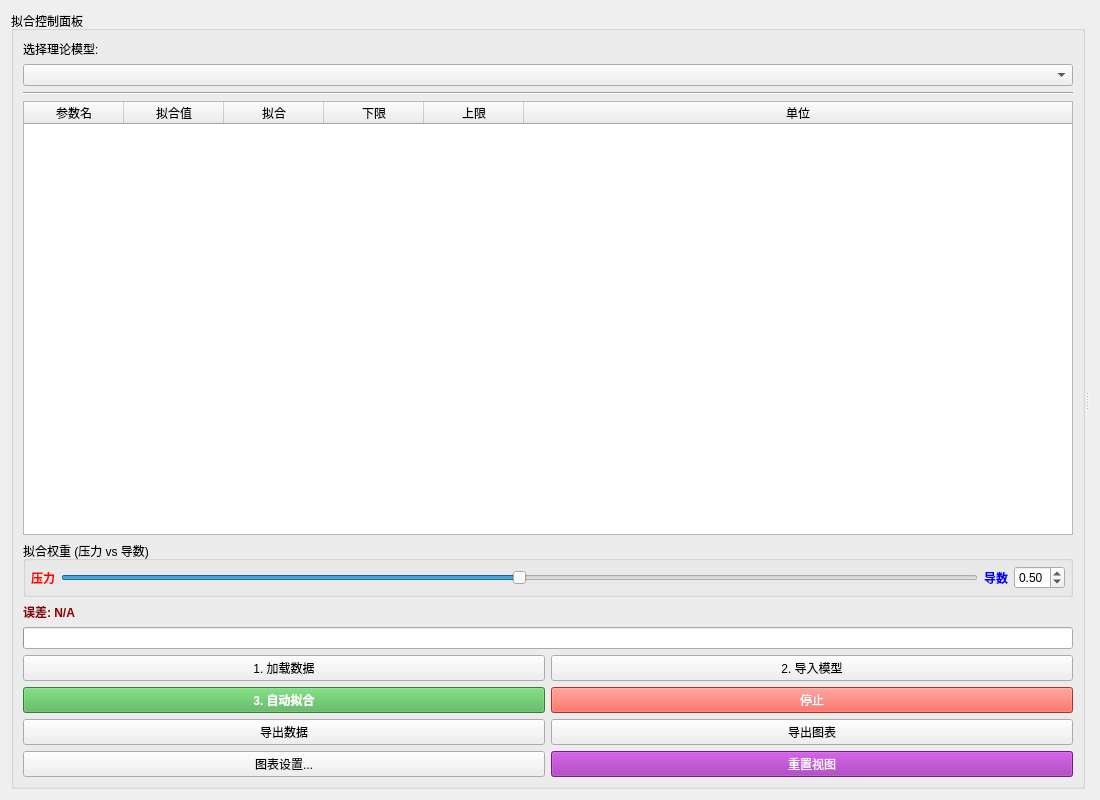
Qt form fittingwidget.ui (Luqinghao1/WT1217D) before a commit.
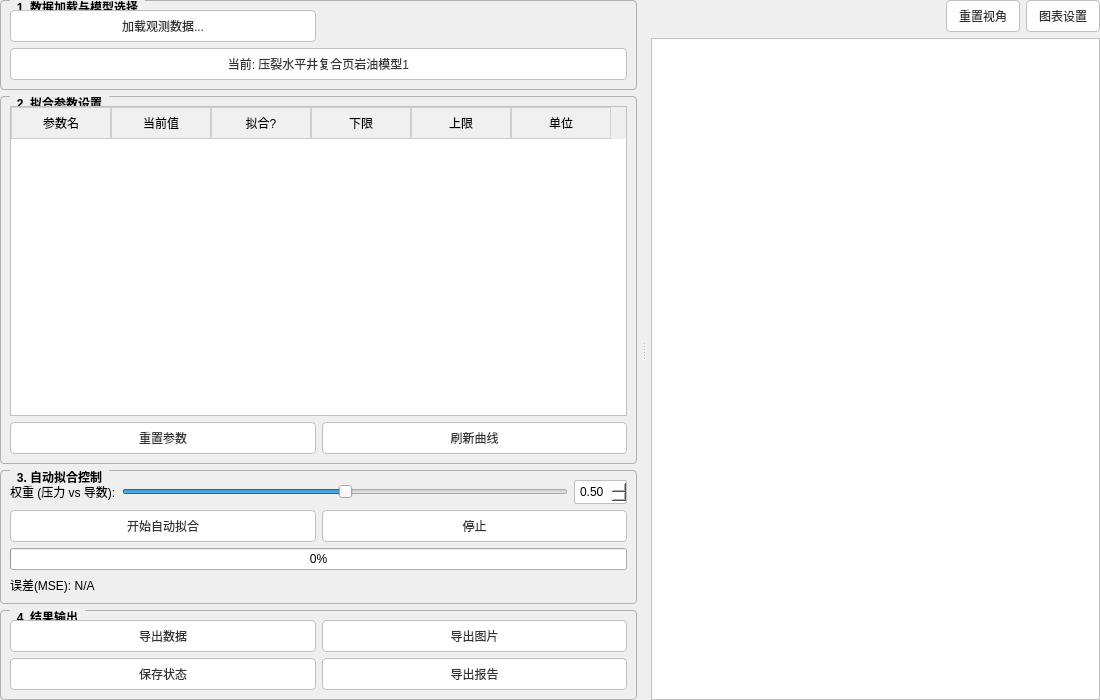
The same form after that commit.

What changed in the file:
```diff
--- a/fittingwidget.ui
+++ b/fittingwidget.ui
@@ -7,52 +7,154 @@
     <x>0</x>
     <y>0</y>
     <width>1100</width>
-    <height>800</height>
+    <height>700</height>
    </rect>
   </property>
   <property name="windowTitle">
    <string>自动拟合分析</string>
   </property>
-  <layout class="QHBoxLayout" name="horizontalLayout">
-   <item>
-    <widget class="QSplitter" name="splitter">
-     <property name="orientation">
-      <enum>Qt::Horizontal</enum>
-     </property>
-     <widget class="QGroupBox" name="groupBox_Control">
-      <property name="title">
-       <string>拟合控制面板</string>
+  <property name="styleSheet">
+   <string notr="true">/* 全局设置：强制黑色字体，白色背景，微软雅黑 */
+QWidget {
+    color: #000000;
+    font-family: &quot;Microsoft YaHei&quot;, &quot;Segoe UI&quot;, sans-serif;
+    font-size: 9pt;
+}
+
+/* 分组框样式 */
+QGroupBox {
+    border: 1px solid #b0b0b0;
+    border-radius: 4px;
+    margin-top: 2.5ex; /* 为标题留出空间 */
+    font-weight: bold;
+    color: #000000;
+}
+QGroupBox::title {
+    subcontrol-origin: margin;
+    subcontrol-position: top left;
+    left: 10px;
+    padding: 0 5px;
+    color: #000000;
+}
+
+/* 现代化按钮样式 */
+QPushButton {
+    background-color: #ffffff;
+    border: 1px solid #c0c0c0;
+    border-radius: 4px;
+    padding: 6px 12px;
+    color: #333333;
+}
+QPushButton:hover {
+    background-color: #f2f2f2;
+    border-color: #a0a0a0;
+    color: #000000;
+}
+QPushButton:pressed {
+    background-color: #e0e0e0;
+    border-color: #808080;
+}
+QPushButton:disabled {
+    background-color: #f9f9f9;
+    color: #a0a0a0;
+    border-color: #e0e0e0;
+}
+
+/* 表格样式 */
+QTableWidget {
+    gridline-color: #d0d0d0;
+    selection-background-color: #e0ebf5;
+    selection-color: #000000;
+    border: 1px solid #c0c0c0;
+}
+QHeaderView::section {
+    background-color: #f0f0f0;
+    padding: 4px;
+    border: 1px solid #d0d0d0;
+    color: #000000;
+}
+
+/* 输入控件样式 */
+QLineEdit, QDoubleSpinBox, QSpinBox, QComboBox {
+    border: 1px solid #c0c0c0;
+    border-radius: 2px;
+    padding: 3px;
+    background-color: #ffffff;
+    color: #000000;
+}
+QComboBox::drop-down {
+    border-left: 1px solid #c0c0c0;
+    width: 20px;
+    background: #f0f0f0;
+}
+</string>
       </property>
       <layout class="QVBoxLayout" name="verticalLayout">
-       <item>
-        <widget class="QLabel" name="label_Model">
-         <property name="text">
-          <string>选择理论模型:</string>
-         </property>
-        </widget>
-       </item>
-       <item>
-        <widget class="QComboBox" name="comboModelSelect">
-         <property name="toolTip">
-          <string>选择要拟合的试井解释模型</string>
-         </property>
-        </widget>
-       </item>
+   <property name="leftMargin">
+    <number>0</number>
+   </property>
+   <property name="topMargin">
+    <number>0</number>
+   </property>
+   <property name="rightMargin">
+    <number>0</number>
+   </property>
+   <property name="bottomMargin">
+    <number>0</number>
+   </property>
        <item>
-        <widget class="Line" name="line">
+    <widget class="QSplitter" name="splitter">
          <property name="orientation">
           <enum>Qt::Horizontal</enum>
          </property>
-        </widget>
-       </item>
+     <widget class="QWidget" name="leftPanel" native="true">
+      <layout class="QVBoxLayout" name="verticalLayout_2">
+       <property name="leftMargin">
+        <number>0</number>
+       </property>
+       <property name="topMargin">
+        <number>0</number>
+       </property>
+       <property name="rightMargin">
+        <number>5</number>
+       </property>
+       <property name="bottomMargin">
+        <number>0</number>
+       </property>
+       <item>
+        <widget class="QGroupBox" name="groupBox_Data">
+         <property name="title">
+          <string>1. 数据加载与模型选择</string>
+         </property>
+         <layout class="QGridLayout" name="gridLayout">
+          <item row="0" column="0">
+           <widget class="QPushButton" name="btnLoadData">
+            <property name="text">
+             <string>加载观测数据...</string>
+            </property>
+           </widget>
+          </item>
+          <item row="1" column="0" colspan="2">
+           <widget class="QPushButton" name="btn_modelSelect">
+            <property name="text">
+             <string>当前: 压裂水平井复合页岩油模型1</string>
+            </property>
+           </widget>
+          </item>
+         </layout>
+        </widget>
+       </item>
+       <item>
+        <widget class="QGroupBox" name="groupBox_Params">
+         <property name="title">
+          <string>2. 拟合参数设置</string>
+         </property>
+         <layout class="QVBoxLayout" name="verticalLayout_3">
        <item>
         <widget class="QTableWidget" name="tableParams">
-         <property name="columnCount">
-          <number>6</number>
-         </property>
-         <attribute name="horizontalHeaderStretchLastSection">
+            <property name="alternatingRowColors">
           <bool>true</bool>
-         </attribute>
+            </property>
          <column>
           <property name="text">
            <string>参数名</string>
@@ -60,18 +162,12 @@
          </column>
          <column>
           <property name="text">
-           <string>拟合值</string>
-          </property>
-          <property name="toolTip">
-           <string>当前参数的数值</string>
+              <string>当前值</string>
           </property>
          </column>
          <column>
           <property name="text">
-           <string>拟合</string>
-          </property>
-          <property name="toolTip">
-           <string>勾选以参与自动拟合</string>
+              <string>拟合?</string>
           </property>
          </column>
          <column>
@@ -95,30 +191,38 @@
         </widget>
        </item>
        <item>
-        <widget class="QGroupBox" name="grpWeight">
+           <layout class="QHBoxLayout" name="horizontalLayout_2">
+            <item>
+             <widget class="QPushButton" name="btnResetParams">
+              <property name="text">
+               <string>重置参数</string>
+              </property>
+             </widget>
+            </item>
+            <item>
+             <widget class="QPushButton" name="btnImportModel">
+              <property name="text">
+               <string>刷新曲线</string>
+              </property>
+             </widget>
+            </item>
+           </layout>
+          </item>
+         </layout>
+        </widget>
+       </item>
+       <item>
+        <widget class="QGroupBox" name="groupBox_Control">
          <property name="title">
-          <string>拟合权重 (压力 vs 导数)</string>
+          <string>3. 自动拟合控制</string>
          </property>
-         <layout class="QHBoxLayout" name="horizontalLayout_Weight">
-          <property name="leftMargin">
-           <number>5</number>
-          </property>
-          <property name="topMargin">
-           <number>5</number>
-          </property>
-          <property name="rightMargin">
-           <number>5</number>
-          </property>
-          <property name="bottomMargin">
-           <number>5</number>
-          </property>
+         <layout class="QVBoxLayout" name="verticalLayout_4">
           <item>
-           <widget class="QLabel" name="label_WP">
+           <layout class="QHBoxLayout" name="horizontalLayout_3">
+            <item>
+             <widget class="QLabel" name="label">
             <property name="text">
-             <string>压力</string>
-            </property>
-            <property name="styleSheet">
-             <string notr="true">color: red; font-weight: bold;</string>
+               <string>权重 (压力 vs 导数):</string>
             </property>
            </widget>
           </item>
@@ -135,16 +239,6 @@
             </property>
            </widget>
           </item>
-          <item>
-           <widget class="QLabel" name="label_WD">
-            <property name="text">
-             <string>导数</string>
-            </property>
-            <property name="styleSheet">
-             <string notr="true">color: blue; font-weight: bold;</string>
-            </property>
-           </widget>
-          </item>
           <item>
            <widget class="QDoubleSpinBox" name="spinWeight">
             <property name="toolTip">
@@ -162,124 +256,152 @@
            </widget>
           </item>
          </layout>
-        </widget>
        </item>
        <item>
-        <layout class="QHBoxLayout" name="horizontalLayout_Status">
+           <layout class="QHBoxLayout" name="horizontalLayout_4">
          <item>
-          <widget class="QLabel" name="label_Error">
-           <property name="styleSheet">
-            <string notr="true">font-weight: bold; color: darkred;</string>
-           </property>
-           <property name="text">
-            <string>误差: N/A</string>
-           </property>
-          </widget>
-         </item>
-        </layout>
-       </item>
-       <item>
-        <widget class="QProgressBar" name="progressBar">
-         <property name="value">
-          <number>0</number>
-         </property>
-         <property name="textVisible">
-          <bool>false</bool>
-         </property>
-        </widget>
-       </item>
-       <item>
-        <layout class="QGridLayout" name="gridLayout_Btns">
-         <item row="0" column="0">
-          <widget class="QPushButton" name="btnLoadData">
-           <property name="text">
-            <string>1. 加载数据</string>
-           </property>
-          </widget>
-         </item>
-         <item row="0" column="1">
-          <widget class="QPushButton" name="btnImportModel">
-           <property name="toolTip">
-            <string>使用表格参数生成曲线</string>
-           </property>
-           <property name="text">
-            <string>2. 导入模型</string>
-           </property>
-          </widget>
-         </item>
-
-         <item row="1" column="0">
           <widget class="QPushButton" name="btnRunFit">
-           <property name="styleSheet">
-            <string notr="true">background-color: #4CAF50; color: white; font-weight: bold;</string>
-           </property>
            <property name="text">
-            <string>3. 自动拟合</string>
+               <string>开始自动拟合</string>
            </property>
           </widget>
          </item>
-         <item row="1" column="1">
+            <item>
           <widget class="QPushButton" name="btnStop">
-           <property name="styleSheet">
-            <string notr="true">background-color: #F44336; color: white;</string>
-           </property>
            <property name="text">
             <string>停止</string>
            </property>
           </widget>
          </item>
-
-         <item row="2" column="0">
+           </layout>
+          </item>
+          <item>
+           <widget class="QProgressBar" name="progressBar">
+            <property name="value">
+             <number>0</number>
+            </property>
+            <property name="alignment">
+             <set>Qt::AlignCenter</set>
+            </property>
+            <property name="textVisible">
+             <bool>true</bool>
+            </property>
+           </widget>
+          </item>
+          <item>
+           <widget class="QLabel" name="label_Error">
+            <property name="text">
+             <string>误差(MSE): N/A</string>
+            </property>
+           </widget>
+          </item>
+         </layout>
+        </widget>
+       </item>
+       <item>
+        <widget class="QGroupBox" name="groupBox_Export">
+         <property name="title">
+          <string>4. 结果输出</string>
+         </property>
+         <layout class="QGridLayout" name="gridLayout_Export">
+          <item row="0" column="0">
           <widget class="QPushButton" name="btnExportData">
            <property name="text">
             <string>导出数据</string>
            </property>
           </widget>
          </item>
-         <item row="2" column="1">
+          <item row="0" column="1">
           <widget class="QPushButton" name="btnExportChart">
            <property name="text">
-            <string>导出图表</string>
+             <string>导出图片</string>
            </property>
           </widget>
          </item>
-
-         <item row="3" column="0">
-          <widget class="QPushButton" name="btnChartSettings">
+          <item row="1" column="0">
+           <widget class="QPushButton" name="btnSaveFit">
            <property name="text">
-            <string>图表设置...</string>
-           </property>
-          </widget>
-         </item>
-         <item row="3" column="1">
+             <string>保存状态</string>
+            </property>
+            <property name="toolTip">
+             <string>保存当前拟合结果到项目文件</string>
+            </property>
+           </widget>
+          </item>
+          <item row="1" column="1">
+           <widget class="QPushButton" name="btnExportReport">
+            <property name="text">
+             <string>导出报告</string>
+            </property>
+            <property name="toolTip">
+             <string>生成Word格式的试井解释报告</string>
+            </property>
+           </widget>
+          </item>
+         </layout>
+        </widget>
+       </item>
+      </layout>
+     </widget>
+     <widget class="QWidget" name="rightPanel" native="true">
+      <layout class="QVBoxLayout" name="verticalLayout_Plot">
+       <property name="leftMargin">
+        <number>5</number>
+       </property>
+       <property name="topMargin">
+        <number>0</number>
+       </property>
+       <property name="rightMargin">
+        <number>0</number>
+       </property>
+       <property name="bottomMargin">
+        <number>0</number>
+       </property>
+       <item>
+        <layout class="QHBoxLayout" name="horizontalLayout_Tools">
+         <item>
+          <spacer name="horizontalSpacer">
+           <property name="orientation">
+            <enum>Qt::Horizontal</enum>
+           </property>
+           <property name="sizeHint" stdset="0">
+            <size>
+             <width>40</width>
+             <height>20</height>
+            </size>
+           </property>
+          </spacer>
+         </item>
+         <item>
           <widget class="QPushButton" name="btnResetView">
-           <property name="styleSheet">
-            <string notr="true">background-color: #9C27B0; color: white;</string>
+           <property name="text">
+            <string>重置视角</string>
            </property>
+          </widget>
+         </item>
+         <item>
+          <widget class="QPushButton" name="btnChartSettings">
            <property name="text">
-            <string>重置视图</string>
+            <string>图表设置</string>
            </property>
           </widget>
          </item>
-
          </layout>
        </item>
-      </layout>
-     </widget>
+       <item>
      <widget class="QWidget" name="plotContainer" native="true">
-      <layout class="QVBoxLayout" name="verticalLayout_Plot">
-       <property name="leftMargin">
-        <number>0</number>
-       </property>
-       <property name="topMargin">
-        <number>0</number>
-       </property>
-       <property name="rightMargin">
-        <number>0</number>
-       </property>
-       <property name="bottomMargin">
-        <number>0</number>
-       </property>
+         <property name="sizePolicy">
+          <sizepolicy hsizetype="Expanding" vsizetype="Expanding">
+           <horstretch>0</horstretch>
+           <verstretch>0</verstretch>
+          </sizepolicy>
+         </property>
+         <property name="styleSheet">
+          <string notr="true">background-color: white; border: 1px solid #c0c0c0;</string>
+         </property>
+         <layout class="QVBoxLayout" name="verticalLayout_5"/>
+        </widget>
+       </item>
       </layout>
      </widget>
     </widget>
```
Left out of the diff: 10 changed lines with no effect on the pictures. Lines whose indentation alone changed are shown as unchanged.
